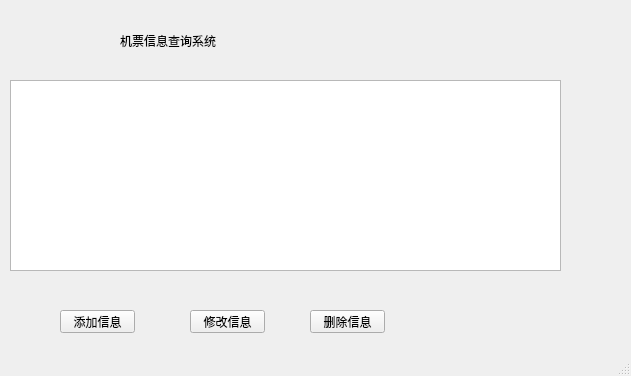
Above: dataMaintenance.ui from python-team-9/final_work before the change. Below: the same form after it.
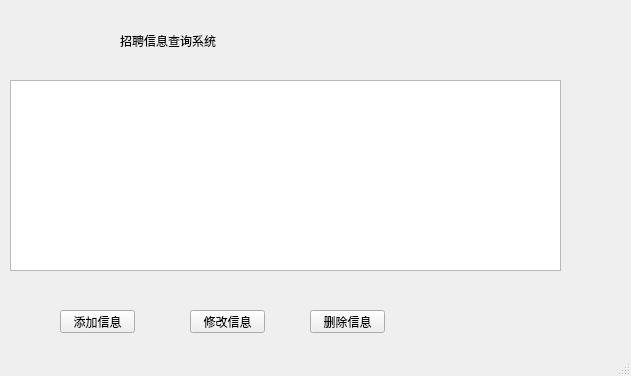
That is the form after the change.

Patch:
```diff
--- a/dataMaintenance.ui
+++ b/dataMaintenance.ui
@@ -24,7 +24,7 @@
      </rect>
     </property>
     <property name="text">
-     <string>机票信息查询系统</string>
+     <string>招聘信息查询系统</string>
     </property>
    </widget>
    <widget class="QPushButton" name="pushButton">
```
Left out of the diff: 2 changed lines with no effect on the pictures.
